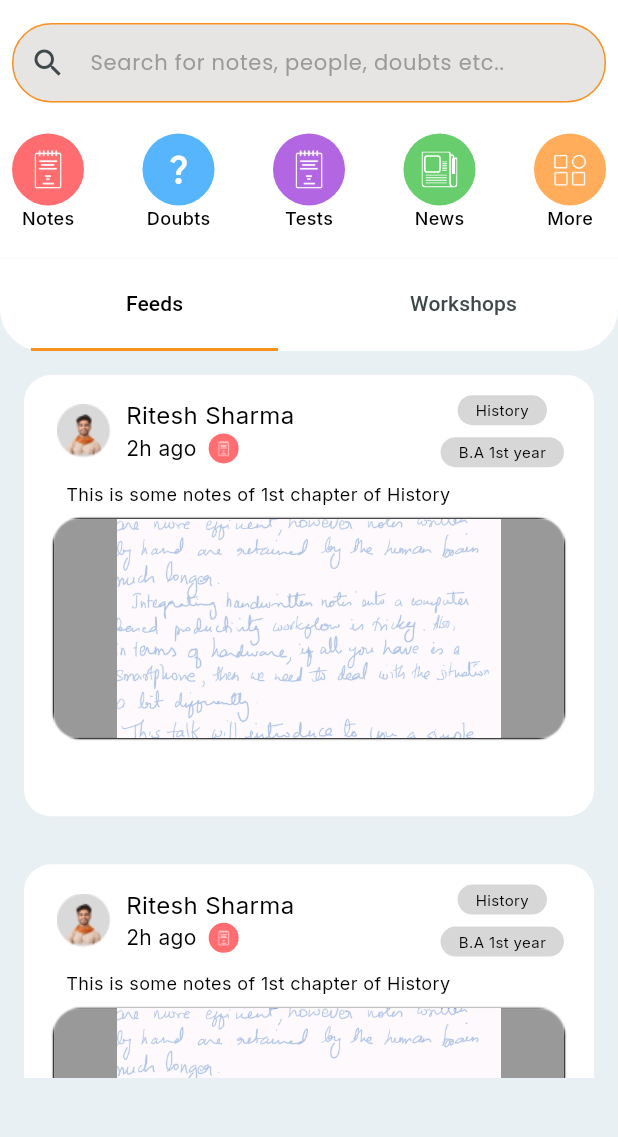
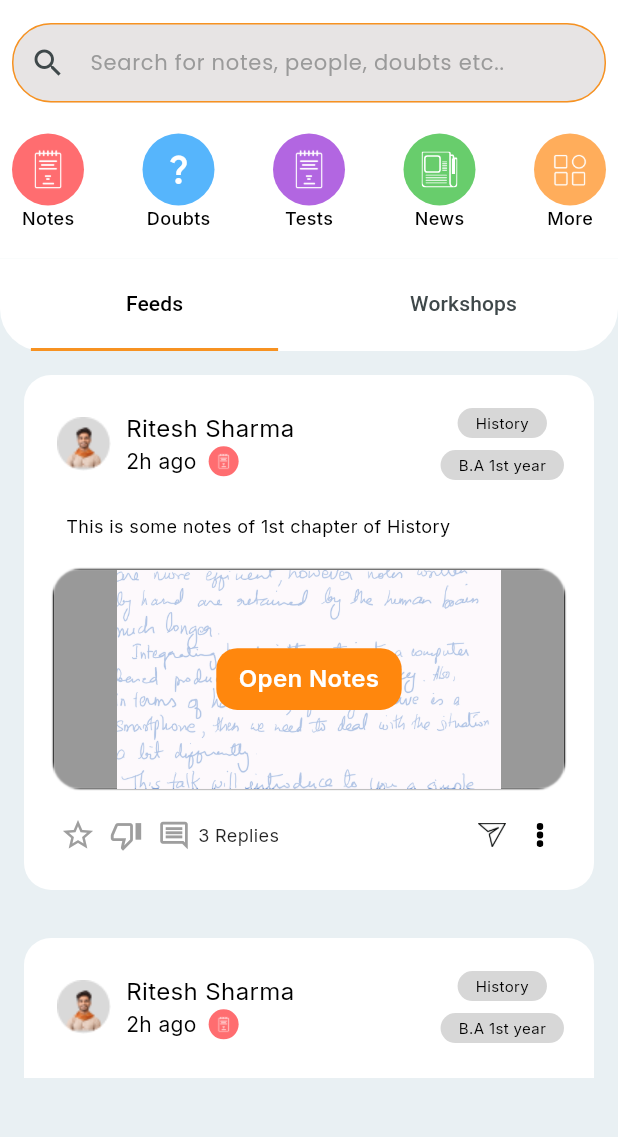
Before and after one commit to learnhyve/learnhyve, a Flutter app: the HomeScreen screen opened directly, on a phone screen of 412 x 824 dp, the part 73-1210 px from its top. Run offline on Flutter 3.47's test engine with Material 3 defaults, Android fonts, the phone set to English and light mode, and no system bars; our stand-ins replace flutter_svg, google_fonts, pinput.

Commit message:
homescreen changes

```diff
--- a/lib/core/constants/image_constants.dart
+++ b/lib/core/constants/image_constants.dart
@@ -1,3 +1,5 @@
+// ignore_for_file: constant_identifier_names
+
 class ImageConstants {
   ImageConstants._();
 
@@ -14,6 +16,10 @@ class ImageConstants {
   static const String news = '$_path/news.svg';
   static const String more = '$_path/more.png';
   static const String temp_note = '$_path/temp_note.png';
+  static const String share_button = '$_path/share_button.png';
+  static const String comments = '$_path/comments.png';
+  static const String dislike = '$_path/dislike.png';
+  static const String three_dots = '$_path/3dots.svg';
 
   static const String welcomeScreenBackground =
       '$_path/welcome_screen_background.jpg';
--- a/lib/screens/tabscreens/notes_tab.dart
+++ b/lib/screens/tabscreens/notes_tab.dart
@@ -8,7 +8,7 @@ class NotesTab extends StatelessWidget {
   Widget build(BuildContext context) {
     return ListView.builder(
       itemBuilder: (context, index) => NoteWidget(),
-      itemCount: 2,
+      itemCount: 10,
     );
   }
 }
--- a/lib/widgets/note_widget.dart
+++ b/lib/widgets/note_widget.dart
@@ -1,4 +1,5 @@
 import 'package:flutter/material.dart';
+import 'package:flutter_svg/svg.dart';
 import 'package:google_fonts/google_fonts.dart';
 import 'package:learn_hyve/core/constants/image_constants.dart';
 import 'package:learn_hyve/widgets/home_row.dart';
@@ -12,13 +13,14 @@ class NoteWidget extends StatelessWidget {
 
     return Container(
       margin: EdgeInsets.all(16),
-      padding: EdgeInsets.symmetric(vertical: 12.0, horizontal: 20),
-      height: dw / 1.4,
+      padding: EdgeInsets.symmetric(vertical: 8.0, horizontal: 20),
+      height: dw / 1.2,
       decoration: BoxDecoration(
           color: Colors.white,
           borderRadius: BorderRadius.all(Radius.circular(18))),
       child: Column(
         crossAxisAlignment: CrossAxisAlignment.start,
+        mainAxisAlignment: MainAxisAlignment.spaceEvenly,
         children: [
           Row(
             mainAxisAlignment: MainAxisAlignment.spaceBetween,
@@ -133,6 +135,7 @@ class NoteWidget extends StatelessWidget {
           ),
           Container(
             alignment: Alignment.center,
+            margin: EdgeInsets.only(bottom: 2.4),
             height: 146,
             decoration: BoxDecoration(
                 boxShadow: [BoxShadow(spreadRadius: 0.1, blurRadius: 0.2)],
@@ -149,23 +152,129 @@ class NoteWidget extends StatelessWidget {
                   Container(
                     color: Color.fromRGBO(255, 255, 255, 0.6),
                   ),
-                  /*  Container(
-                    alignment: Alignment.center,
-                    height: dw * 0.1,
-                    width: dw * 0.3,
-                    decoration: BoxDecoration(
-                      color: Colors.red,
-                      borderRadius: BorderRadius.all(
-                        Radius.circular(14),
+                  Center(
+                    child: Container(
+                      height: dw * 0.1,
+                      width: dw * 0.3,
+                      decoration: BoxDecoration(
+                        color: Color.fromRGBO(255, 135, 13, 1),
+                        borderRadius: BorderRadius.all(
+                          Radius.circular(14),
+                        ),
+                      ),
+                      child: Center(
+                        child: Text(
+                          'Open Notes',
+                          textAlign: TextAlign.center,
+                          style: GoogleFonts.inter(
+                              fontSize: 16, fontWeight: FontWeight.w600),
+                        ),
                       ),
                     ),
-                  ), */
+                  ),
                 ],
               );
             }),
+          ),
+          Row(
+            mainAxisAlignment: MainAxisAlignment.spaceBetween,
+            children: [
+              Row(
+                crossAxisAlignment: CrossAxisAlignment.center,
+                children: [
+                  LikeButtonWidget(),
+                  IconButton(
+                      padding: EdgeInsets.zero,
+                      iconSize: 22,
+                      visualDensity:
+                          VisualDensity(horizontal: -4, vertical: -4),
+                      onPressed: () {},
+                      icon: Icon(
+                        Icons.thumb_down_outlined,
+                        color: Colors.grey,
+                      )),
+                  IconButton(
+                      padding: EdgeInsets.zero,
+                      iconSize: 22,
+                      visualDensity:
+                          VisualDensity(horizontal: -4, vertical: -4),
+                      onPressed: () {},
+                      icon: Icon(
+                        Icons.comment_outlined,
+                        color: Colors.grey,
+                      )),
+                  Text(
+                    '3 Replies',
+                    style: GoogleFonts.inter(
+                        fontSize: 12,
+                        fontWeight: FontWeight.w400,
+                        color: Colors.black87),
+                  )
+                ],
+              ),
+              Row(
+                children: [
+                  IconButton(
+                      padding: EdgeInsets.zero,
+                      iconSize: 22,
+                      visualDensity:
+                          VisualDensity(horizontal: -4, vertical: -4),
+                      onPressed: () {},
+                      icon: Image.asset(
+                        ImageConstants.share_button,
+                        height: 16,
+                      )),
+                  IconButton(
+                      padding: EdgeInsets.zero,
+                      iconSize: 20,
+                      visualDensity:
+                          VisualDensity(horizontal: -4, vertical: -4),
+                      onPressed: () {},
+                      icon: SvgPicture.asset(
+                        ImageConstants.three_dots,
+                        height: 16,
+                      )),
+                ],
+              )
+            ],
           )
         ],
       ),
     );
   }
 }
+
+class LikeButtonWidget extends StatefulWidget {
+  const LikeButtonWidget({
+    super.key,
+  });
+
+  @override
+  State<LikeButtonWidget> createState() => _LikeButtonWidgetState();
+}
+
+class _LikeButtonWidgetState extends State<LikeButtonWidget> {
+  bool liked = false;
+
+  @override
+  Widget build(BuildContext context) {
+    return IconButton(
+        padding: EdgeInsets.zero,
+        iconSize: 24,
+        visualDensity: VisualDensity(horizontal: -4, vertical: -4),
+        onPressed: () {
+          setState(() {
+            liked = !liked;
+          });
+        },
+        icon: liked
+            ? Icon(
+                Icons.star,
+                color: Colors.yellow,
+              )
+            : Icon(
+                Icons.star_border_outlined,
+                color: Colors.grey,
+              ));
+  }
+}
```
Also changed, not shown: assets/images/3dots.svg (added), assets/images/comments.png (added), assets/images/dislike.png (added), assets/images/share_button.png (added), 3 other files.
